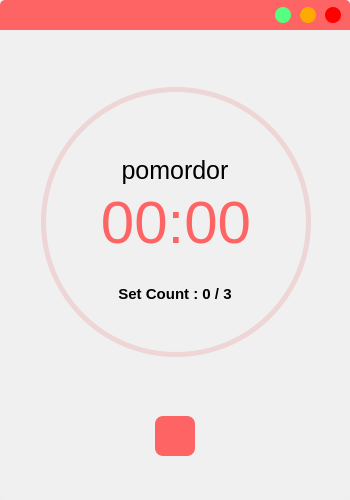
Old version of the form PomordorUI/src/TimerPage/TimerPage.ui in the repository kiseop91/Pomordor.
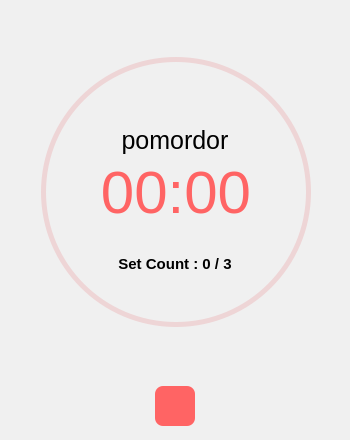
New version of the form. Icons and pictures are not drawn. Custom widgets are drawn as their Qt base class.

Commit message: TimerWidget을 Page화하여 MainWindow에 병합

The edit to the form file:
```diff
--- a/PomordorUI/src/TimerPage/TimerPage.ui
+++ b/PomordorUI/src/TimerPage/TimerPage.ui
@@ -7,7 +7,7 @@
     <x>0</x>
     <y>0</y>
     <width>350</width>
-    <height>500</height>
+    <height>440</height>
    </rect>
   </property>
   <property name="sizePolicy">
@@ -19,13 +19,13 @@
   <property name="minimumSize">
    <size>
     <width>350</width>
-    <height>500</height>
+    <height>440</height>
    </size>
   </property>
   <property name="maximumSize">
    <size>
     <width>350</width>
-    <height>500</height>
+    <height>440</height>
    </size>
   </property>
   <property name="windowTitle">
@@ -50,224 +50,6 @@
    <property name="bottomMargin">
     <number>0</number>
    </property>
-   <item>
-    <widget class="TitleBar" name="TitleBarFrame">
-     <property name="maximumSize">
-      <size>
-       <width>16777215</width>
-       <height>30</height>
-      </size>
-     </property>
-     <property name="styleSheet">
-      <string notr="true">QFrame{
-	background-color: rgb(255, 100, 100);
-}
-
-QFrame{
-	border-bottom-left-radius:0px;
-	border-bottom-right-radius:0px;
-}</string>
-     </property>
-     <property name="frameShape">
-      <enum>QFrame::NoFrame</enum>
-     </property>
-     <property name="frameShadow">
-      <enum>QFrame::Plain</enum>
-     </property>
-     <layout class="QHBoxLayout" name="horizontalLayout">
-      <property name="spacing">
-       <number>0</number>
-      </property>
-      <property name="leftMargin">
-       <number>0</number>
-      </property>
-      <property name="topMargin">
-       <number>0</number>
-      </property>
-      <property name="rightMargin">
-       <number>0</number>
-      </property>
-      <property name="bottomMargin">
-       <number>0</number>
-      </property>
-      <item>
-       <widget class="QPushButton" name="Title_Menu">
-        <property name="sizePolicy">
-         <sizepolicy hsizetype="Expanding" vsizetype="Expanding">
-          <horstretch>0</horstretch>
-          <verstretch>0</verstretch>
-         </sizepolicy>
-        </property>
-        <property name="minimumSize">
-         <size>
-          <width>40</width>
-          <height>30</height>
-         </size>
-        </property>
-        <property name="maximumSize">
-         <size>
-          <width>40</width>
-          <height>30</height>
-         </size>
-        </property>
-        <property name="styleSheet">
-         <string notr="true">QPushButton{
-	border : none;
-}
-QPushButton:Hover{
-	background-color: rgba(255, 0, 0, 120);
-}</string>
-        </property>
-        <property name="text">
-         <string/>
-        </property>
-        <property name="icon">
-         <iconset resource="../../assets/files.qrc">
-          <normaloff>:/24x24/icons/24x24/cil-menu.png</normaloff>:/24x24/icons/24x24/cil-menu.png</iconset>
-        </property>
-        <property name="iconSize">
-         <size>
-          <width>25</width>
-          <height>25</height>
-         </size>
-        </property>
-       </widget>
-      </item>
-      <item>
-       <spacer name="Title_HSpacer">
-        <property name="orientation">
-         <enum>Qt::Horizontal</enum>
-        </property>
-        <property name="sizeHint" stdset="0">
-         <size>
-          <width>322</width>
-          <height>20</height>
-         </size>
-        </property>
-       </spacer>
-      </item>
-      <item>
-       <widget class="QFrame" name="frame_top">
-        <property name="frameShape">
-         <enum>QFrame::NoFrame</enum>
-        </property>
-        <property name="frameShadow">
-         <enum>QFrame::Plain</enum>
-        </property>
-        <property name="lineWidth">
-         <number>0</number>
-        </property>
-        <layout class="QHBoxLayout" name="horizontalLayout_5">
-         <property name="spacing">
-          <number>9</number>
-         </property>
-         <property name="leftMargin">
-          <number>9</number>
-         </property>
-         <property name="topMargin">
-          <number>0</number>
-         </property>
-         <property name="rightMargin">
-          <number>9</number>
-         </property>
-         <property name="bottomMargin">
-          <number>0</number>
-         </property>
-         <item>
-          <widget class="QPushButton" name="Title_Minimul">
-           <property name="sizePolicy">
-            <sizepolicy hsizetype="Expanding" vsizetype="Expanding">
-             <horstretch>0</horstretch>
-             <verstretch>0</verstretch>
-            </sizepolicy>
-           </property>
-           <property name="maximumSize">
-            <size>
-             <width>16</width>
-             <height>16</height>
-            </size>
-           </property>
-           <property name="styleSheet">
-            <string notr="true">QPushButton{
-	border: none;
-	border-radius: 8px;
-	background-color:rgb(85,255,127);
-}
-QPushButton:hover{
-	background-color:rgba(85,255,127,150);
-}</string>
-           </property>
-           <property name="text">
-            <string/>
-           </property>
-          </widget>
-         </item>
-         <item>
-          <widget class="QPushButton" name="Title_Maximal">
-           <property name="sizePolicy">
-            <sizepolicy hsizetype="Expanding" vsizetype="Expanding">
-             <horstretch>0</horstretch>
-             <verstretch>0</verstretch>
-            </sizepolicy>
-           </property>
-           <property name="maximumSize">
-            <size>
-             <width>16</width>
-             <height>16</height>
-            </size>
-           </property>
-           <property name="styleSheet">
-            <string notr="true">QPushButton{
-	border: none;
-	border-radius: 8px;
-	background-color:rgb(255,170,0);
-}
-QPushButton:hover
-{
-	background-color:rgba(255,170,0,150);
-}</string>
-           </property>
-           <property name="text">
-            <string/>
-           </property>
-          </widget>
-         </item>
-         <item>
-          <widget class="QPushButton" name="Title_Close">
-           <property name="sizePolicy">
-            <sizepolicy hsizetype="Expanding" vsizetype="Expanding">
-             <horstretch>0</horstretch>
-             <verstretch>0</verstretch>
-            </sizepolicy>
-           </property>
-           <property name="maximumSize">
-            <size>
-             <width>16</width>
-             <height>16</height>
-            </size>
-           </property>
-           <property name="styleSheet">
-            <string notr="true">QPushButton{
-	border: none;
-	border-radius: 8px;
-	background-color:rgb(255,0,0);
-}
-QPushButton:hover
-{
-	background-color:rgba(255,0,0,150);
-}</string>
-           </property>
-           <property name="text">
-            <string/>
-           </property>
-          </widget>
-         </item>
-        </layout>
-       </widget>
-      </item>
-     </layout>
-    </widget>
-   </item>
    <item>
     <widget class="QFrame" name="CentralWidget">
      <property name="styleSheet">
@@ -560,39 +342,8 @@
      </layout>
     </widget>
    </item>
-   <item>
-    <widget class="QFrame" name="Empty">
-     <property name="maximumSize">
-      <size>
-       <width>16777215</width>
-       <height>30</height>
-      </size>
-     </property>
-     <property name="styleSheet">
-      <string notr="true">QFrame{
-	background-color: rgb(240, 240, 240);
-	border-top-left-radius:0px;
-	border-top-right-radius:0px;
-}</string>
-     </property>
-     <property name="frameShape">
-      <enum>QFrame::NoFrame</enum>
-     </property>
-     <property name="frameShadow">
-      <enum>QFrame::Plain</enum>
-     </property>
-    </widget>
-   </item>
   </layout>
  </widget>
- <customwidgets>
-  <customwidget>
-   <class>TitleBar</class>
-   <extends>QFrame</extends>
-   <header>TimerPage/TitleBar.h</header>
-   <container>1</container>
-  </customwidget>
- </customwidgets>
  <resources>
   <include location="../../assets/files.qrc"/>
  </resources>
```
The commit also changes 3 other files.
